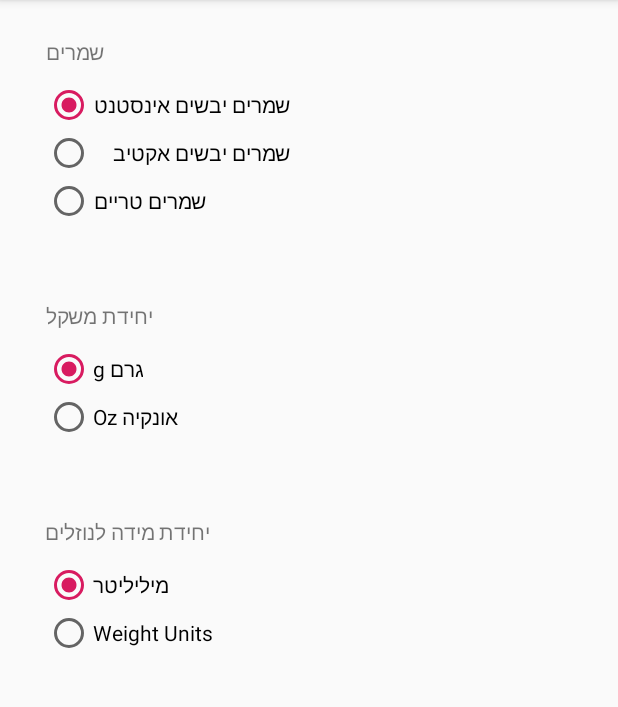
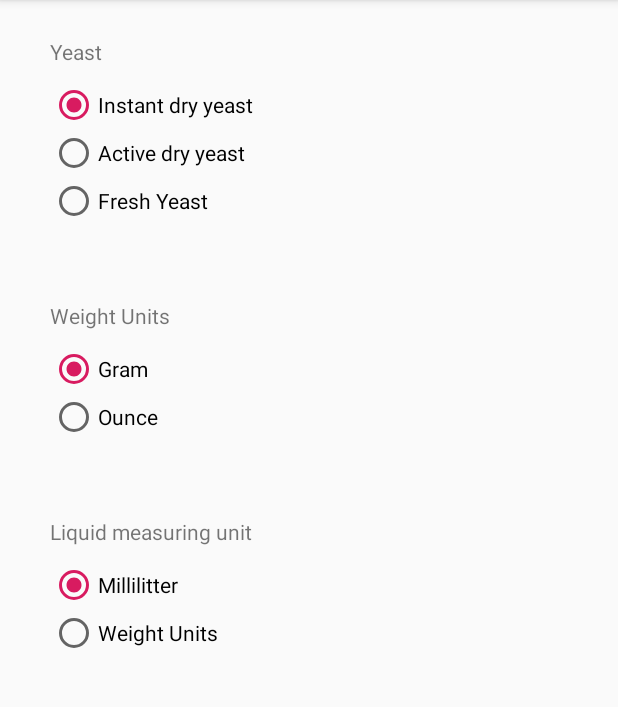
Before and after one commit to C64HexCoder/PizaCalc, an Android app: the SettingsActivity screen opened directly, with no data from a screen before it, on a phone screen of 412 x 824 dp, the part 84-791 px from its top. Run offline under Robolectric (Android 15) with nearby library versions, the phone set to English and light mode, and no system bars.

Commit message:
adding strings to support multi-languages.

```diff
--- a/app/src/main/res/layout-v26/content_main.xml
+++ b/app/src/main/res/layout-v26/content_main.xml
@@ -44,7 +44,7 @@
         android:layout_width="wrap_content"
         android:layout_height="wrap_content"
         android:focusedByDefault="true"
-        android:text="משקל כל כדור"
+        android:text="@string/a_ball_weight"
         app:layout_constraintBottom_toBottomOf="@+id/ballWeight"
         app:layout_constraintStart_toStartOf="@+id/textView"
         app:layout_constraintTop_toTopOf="@+id/ballWeight"
--- a/app/src/main/res/layout/activity_settings.xml
+++ b/app/src/main/res/layout/activity_settings.xml
@@ -21,26 +21,26 @@
             android:id="@+id/dryInstenYeasttRB"
             android:layout_width="wrap_content"
             android:layout_height="wrap_content"
-            android:text="שמרים יבשים אינסטנט" />
+            android:text="@string/settings_instant_dry_yeast" />
 
         <RadioButton
             android:id="@+id/dryActiveYeastRB"
-            android:layout_width="match_parent"
+            android:layout_width="wrap_content"
             android:layout_height="wrap_content"
-            android:text="שמרים יבשים אקטיב" />
+            android:text="@string/settings_active_dry_yeast" />
 
         <RadioButton
             android:id="@+id/freshYeastRB"
             android:layout_width="wrap_content"
             android:layout_height="wrap_content"
-            android:text="שמרים טריים" />
+            android:text="@string/freshYeast" />
     </RadioGroup>
 
     <TextView
         android:layout_width="wrap_content"
         android:layout_height="wrap_content"
         android:layout_marginBottom="10dp"
-        android:text="שמרים"
+        android:text="@string/settings_yeast"
         app:layout_constraintBottom_toTopOf="@+id/radioGroup"
         app:layout_constraintStart_toStartOf="@+id/radioGroup" />
 
@@ -57,20 +57,20 @@
             android:layout_width="wrap_content"
             android:layout_height="wrap_content"
             android:checked="true"
-            android:text="גרם g" />
+            android:text="@string/gram" />
 
         <RadioButton
             android:id="@+id/ounceRB"
             android:layout_width="wrap_content"
             android:layout_height="wrap_content"
-            android:text="אונקיה Oz" />
+            android:text="@string/ounce" />
     </RadioGroup>
 
     <TextView
         android:layout_width="wrap_content"
         android:layout_height="wrap_content"
         android:layout_marginBottom="10dp"
-        android:text="יחידת משקל"
+        android:text="@string/weight_units"
         app:layout_constraintBottom_toTopOf="@+id/radioGroup2"
         app:layout_constraintStart_toStartOf="@+id/radioGroup2" />
 
@@ -87,7 +87,7 @@
             android:layout_width="wrap_content"
             android:layout_height="wrap_content"
             android:checked="true"
-            android:text="מיליליטר" />
+            android:text="@string/millilitter" />
 
         <RadioButton
             android:id="@+id/gTB"
@@ -101,7 +101,7 @@
         android:layout_width="wrap_content"
         android:layout_height="wrap_content"
         android:layout_marginBottom="10dp"
-        android:text="יחידת מידה לנוזלים"
+        android:text="@string/Liquid_measurring_unit"
         app:layout_constraintBottom_toTopOf="@+id/radioGroup3"
         app:layout_constraintStart_toStartOf="@+id/radioGroup3" />
 </androidx.constraintlayout.widget.ConstraintLayout>
--- a/app/src/main/res/values/strings.xml
+++ b/app/src/main/res/values/strings.xml
@@ -20,4 +20,10 @@
     <string name="gram">Gram</string>
     <string name="title_activity_about">About</string>
     <string name="weight_units">Weight Units</string>
+    <string name="settings_instant_dry_yeast">Instant dry yeast</string>
+    <string name="settings_active_dry_yeast">Active dry yeast</string>
+    <string name="settings_yeast">Yeast</string>
+    <string name="ounce">Ounce</string>
+    <string name="Liquid_measurring_unit">Liquid measuring unit</string>
+    <string name="millilitter">Millilitter</string>
 </resources>
```
Also changed, not shown: 1 other file.
